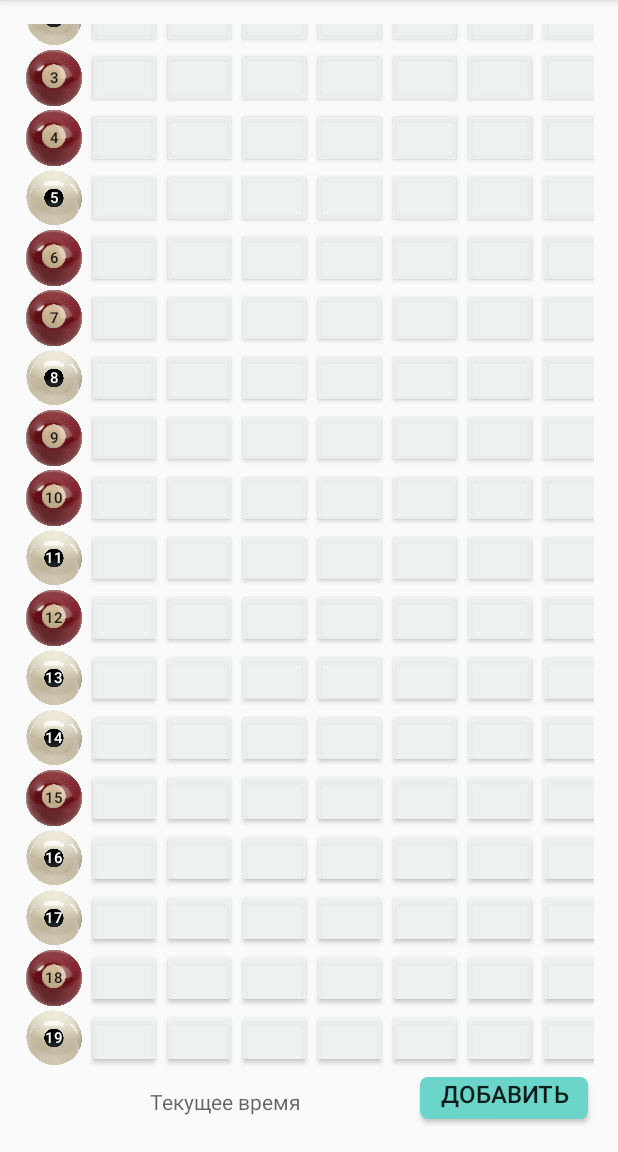
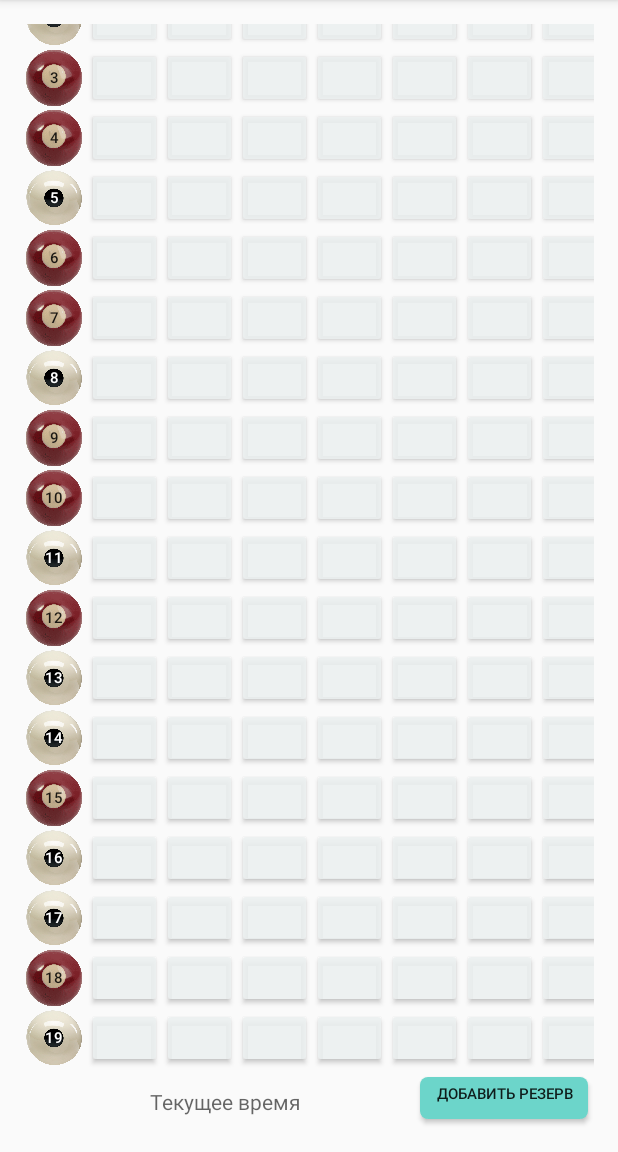
Before and after one commit to Gasayni/Billiard, an Android app: the CommonActivity screen opened directly, with no data from a screen before it, scrolled down 104 dp, on a phone screen of 412 x 824 dp, the part 84-1236 px from its top. Run offline under Robolectric (Android 15) with nearby library versions, the phone set to English and light mode, and no system bars.

Commit message:
уменьшил sdk до 25, чтобы смотреть на своем телефоне. Уменьшил кнопки под телефон

```diff
--- a/app/build.gradle
+++ b/app/build.gradle
@@ -8,7 +8,6 @@ android {
     defaultConfig {
         applicationId "com.gas.billiard"
 //        minSdk 28
-//        minSdk 26
         minSdk 25
         targetSdk 32
         versionCode 1
--- a/app/src/main/java/com/gas/billiard/CommonActivity.java
+++ b/app/src/main/java/com/gas/billiard/CommonActivity.java
@@ -59,8 +59,8 @@ public class CommonActivity extends AppCompatActivity implements View.OnClickLis
 
     // задаем начальное значение для выбора даты
     int DIALOG_DATE = 1;
-    int myYear;
-    int myMonth;
+    int myYear = 2022;
+    int myMonth = 8;
     int myDay;
 
     {
@@ -115,8 +115,6 @@ public class CommonActivity extends AppCompatActivity implements View.OnClickLis
 
         // нам нужно загрузить с Таблиц каждого стола данные о резервах на сегодня
 //        reserveToday();
-
-
     }
 
     @SuppressLint("NonConstantResourceId")
@@ -138,8 +136,16 @@ public class CommonActivity extends AppCompatActivity implements View.OnClickLis
             case "btnChoseDate": {
                 showDialog(DIALOG_DATE);
                 // при изменении даты, нужно, чтобы обновлялась и таблица резерва
+                break;
             }
         }
+
+
+       /* int i = cursorOrders.getInt(numTableIndex);
+        int j = indexTimeMethod(cursorOrders.getString(reserveTimeIndex));
+        // т.к. массив начинается с 0, а номера столов с 1 ...
+        // [i-1][j-1], где i-номер стола, j-время
+        btnTable = btnTableTagArray[i-1][j];*/
     }
 
     private void actualTime() {
@@ -175,7 +181,6 @@ public class CommonActivity extends AppCompatActivity implements View.OnClickLis
                 int i = cursorTables.getInt(numberTableIndex);
                 btnTableHead = btnTableHeadTagsList.get(i-1).findViewWithTag("btnTableHead" + i);
 
-
                 // меняем фон кнопки каждого стола, в зависимости от типа стола
                 if (cursorTables.getString(typeIndex).equals("pool")) {
                     btnTableHead.setBackgroundResource(R.drawable.bol_pool1);
@@ -183,6 +188,17 @@ public class CommonActivity extends AppCompatActivity implements View.OnClickLis
                     btnTableHead.setBackgroundResource(R.drawable.bol_pyramide1);
                     btnTableHead.setTextColor(Color.WHITE);
                 }
+
+                btnTableHead.setOnClickListener(new View.OnClickListener() {
+                    public void onClick(View view) {
+                        Intent intent = new Intent("settingActivity");
+                        startActivity(intent);
+                        // Perform action on click
+                        btnTableHead.setText("555");
+//                        Log.i("Gas", "onClick");
+                    }
+                });
+
             } while (cursorTables.moveToNext());
         } else {
             Log.d("Gas", "0 rows");
@@ -320,7 +336,7 @@ public class CommonActivity extends AppCompatActivity implements View.OnClickLis
         btnDate.setTag("btnChoseDate");
         // задаем сегодняшнюю дату
         btnDate.setText(dateFormat.format(new Date()));
-        btnDate.setTextSize(14);
+        btnDate.setTextSize(8);
         btnDate.setBackgroundResource(R.drawable.btn_style_4);
 
         marginBtnTable = (LinearLayout.LayoutParams) btnDate.getLayoutParams();
@@ -337,6 +353,8 @@ public class CommonActivity extends AppCompatActivity implements View.OnClickLis
             btnTableHeadTagsList.add(btnTableHead);
             btnTableHead.setText((i + 1) + "");
             btnTableHead.setTextSize(10);
+            /*btnTableHead.setOnClickListener(this);
+            btnTableHead.setClickable(true);*/
 
             marginBtnTable = (LinearLayout.LayoutParams) btnTableHead.getLayoutParams();
             marginBtnTable.setMargins(0, 0, marginLength, 0);
--- a/app/src/main/res/layout/activity_common.xml
+++ b/app/src/main/res/layout/activity_common.xml
@@ -95,10 +95,10 @@
             android:layout_width="120dp"
             android:layout_height="40dp"
             android:layout_alignParentRight="true"
-            android:layout_gravity=""
+            android:gravity="center"
             android:background="@drawable/btn_style_2"
             android:text="Добавить резерв"
-            android:textSize="16sp" />
+            android:textSize="10sp" />
 
     </LinearLayout>
 
```
Also changed, not shown: app/src/main/AndroidManifest.xml (+6 -6 lines).
